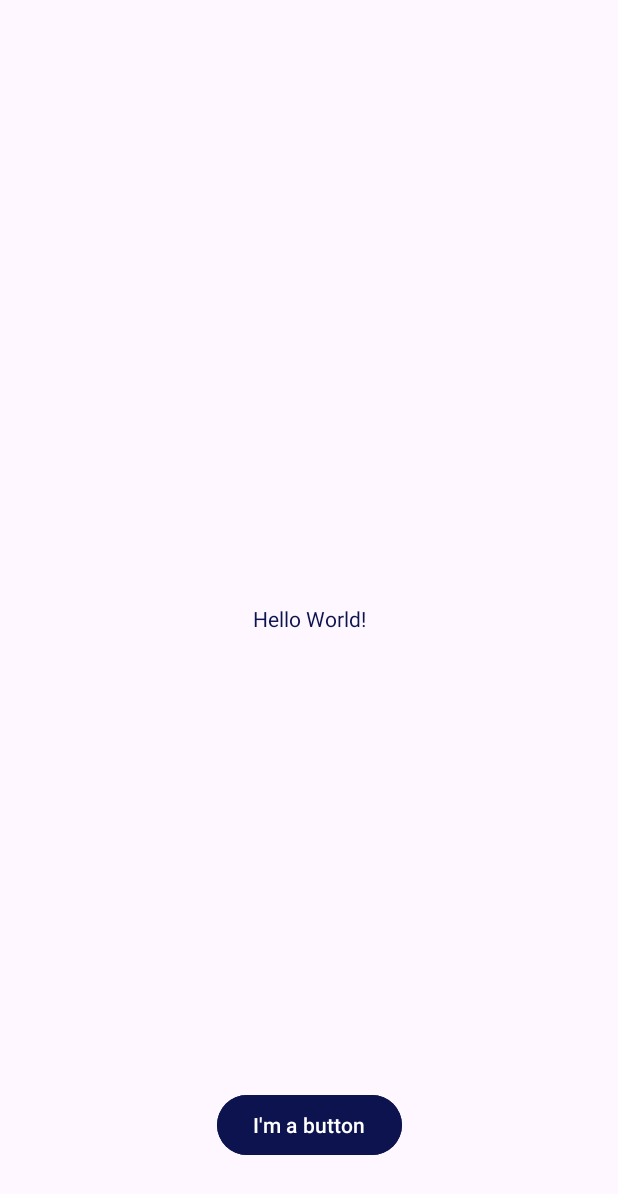
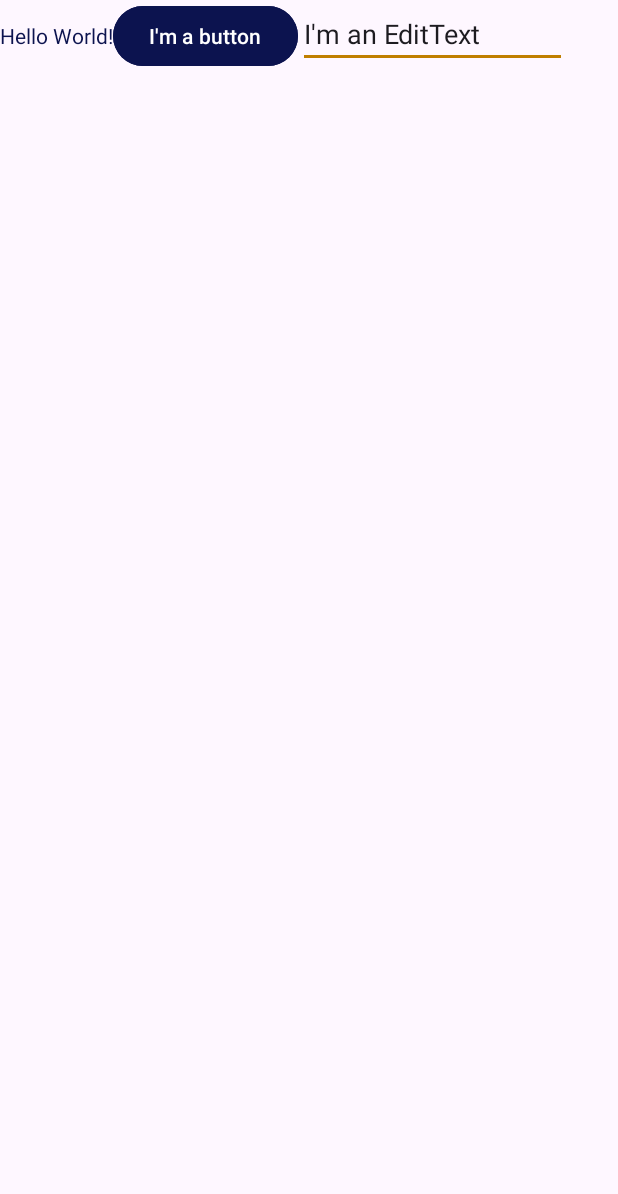
Before and after one commit to h-okay/CST2335-Submissions, an Android app: the screen it shows after launch (MainActivity), on a phone screen of 412 x 824 dp. Shown: the top 1194 px of the screen. Run offline under Robolectric (Android 15) with nearby library versions, the phone set to English and light mode, and no system bars.

Commit message:
Old way of adding widgets

```diff
--- a/app/src/main/java/algonquin/cst2335/okay0003/MainActivity.java
+++ b/app/src/main/java/algonquin/cst2335/okay0003/MainActivity.java
@@ -1,6 +1,11 @@
 package algonquin.cst2335.okay0003;
 
 import androidx.appcompat.app.AppCompatActivity;
+
+import android.widget.TextView;
+import android.widget.Button;
+import android.widget.EditText;
+import android.view.View;
 
 import android.os.Bundle;
 
@@ -10,5 +15,15 @@ public class MainActivity extends AppCompatActivity {
     protected void onCreate(Bundle savedInstanceState) {
         super.onCreate(savedInstanceState);
         setContentView(R.layout.activity_main);
+        TextView mytext = findViewById(R.id.textview);
+        Button mybutton = findViewById(R.id.mybutton);
+        EditText myedit = findViewById(R.id.myedittext);
+
+        mybutton.setOnClickListener(new View.OnClickListener() {
+            public void onClick(View v) {
+                String editString = myedit.getText().toString();
+                mytext.setText( "Your edit text has: " + editString);
+            }
+        });
     }
 }
--- a/app/src/main/res/layout/activity_main.xml
+++ b/app/src/main/res/layout/activity_main.xml
@@ -1,29 +1,31 @@
 <?xml version="1.0" encoding="utf-8"?>
-<androidx.constraintlayout.widget.ConstraintLayout xmlns:android="http://schemas.android.com/apk/res/android"
-    xmlns:app="http://schemas.android.com/apk/res-auto"
+<LinearLayout android:orientation="horizontal"
+    xmlns:android="http://schemas.android.com/apk/res/android"
     xmlns:tools="http://schemas.android.com/tools"
     android:layout_width="match_parent"
     android:layout_height="match_parent"
     tools:context=".MainActivity">
 
     <TextView
+        android:id="@+id/textview"
         android:layout_width="wrap_content"
         android:layout_height="wrap_content"
-        android:text="@string/hello_message"
-        app:layout_constraintBottom_toBottomOf="parent"
-        app:layout_constraintEnd_toEndOf="parent"
-        app:layout_constraintStart_toStartOf="parent"
-        app:layout_constraintTop_toTopOf="parent" />
+        android:text="@string/hello_message"/>
 
     <Button
+        android:id="@+id/mybutton"
         android:layout_width="wrap_content"
         android:layout_height="wrap_content"
         android:layout_marginBottom="50dp"
         android:backgroundTint="@color/button_color"
-        android:text="@string/button_message"
-        app:layout_constraintBottom_toBottomOf="parent"
-        app:layout_constraintEnd_toEndOf="parent"
-        app:layout_constraintHorizontal_bias="0.5"
-        app:layout_constraintStart_toStartOf="parent" />
+        android:text="@string/button_message"/>
 
-</androidx.constraintlayout.widget.ConstraintLayout>
+    <EditText
+        android:id="@+id/myedittext"
+        android:layout_width="wrap_content"
+        android:layout_height="wrap_content"
+        android:text="@string/editmessage"
+        android:hint="@string/hinttext"
+        />
+
+</LinearLayout>
--- a/app/src/main/res/values/strings.xml
+++ b/app/src/main/res/values/strings.xml
@@ -2,4 +2,6 @@
     <string name="app_name">Hakan\'s Android Labs</string>
     <string name="hello_message">Hello World!</string>
     <string name="button_message">I\'m a button</string>
+    <string name="editmessage">I\'m an EditText</string>
+    <string name="hinttext">Write something here</string>
 </resources>
```
